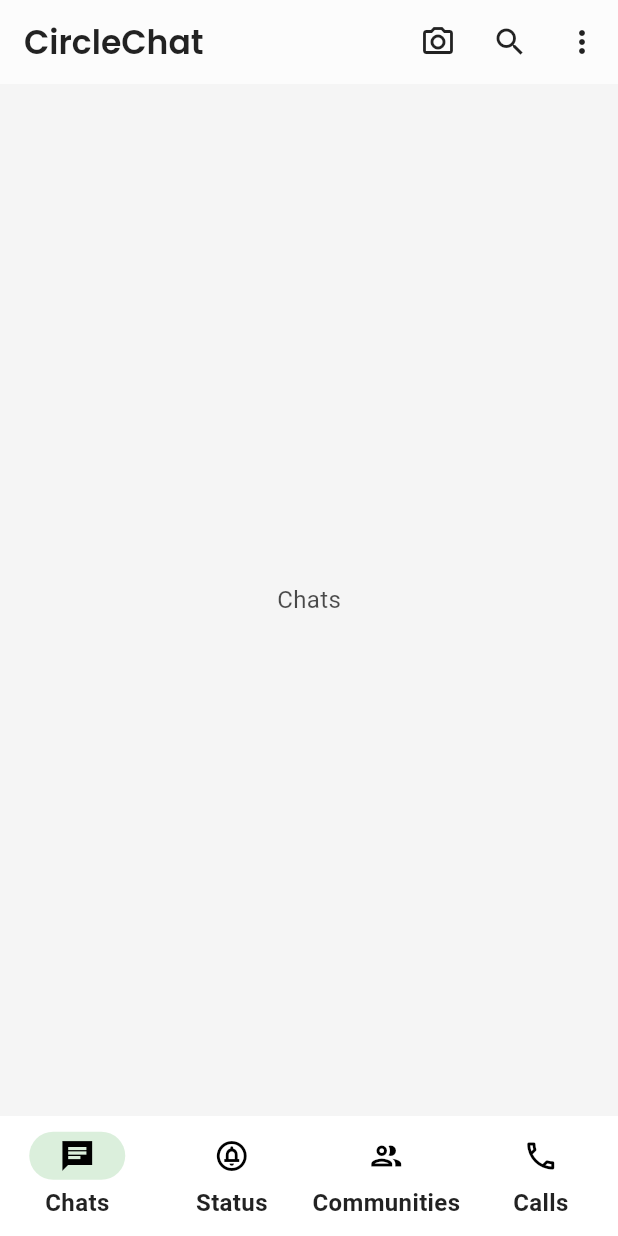
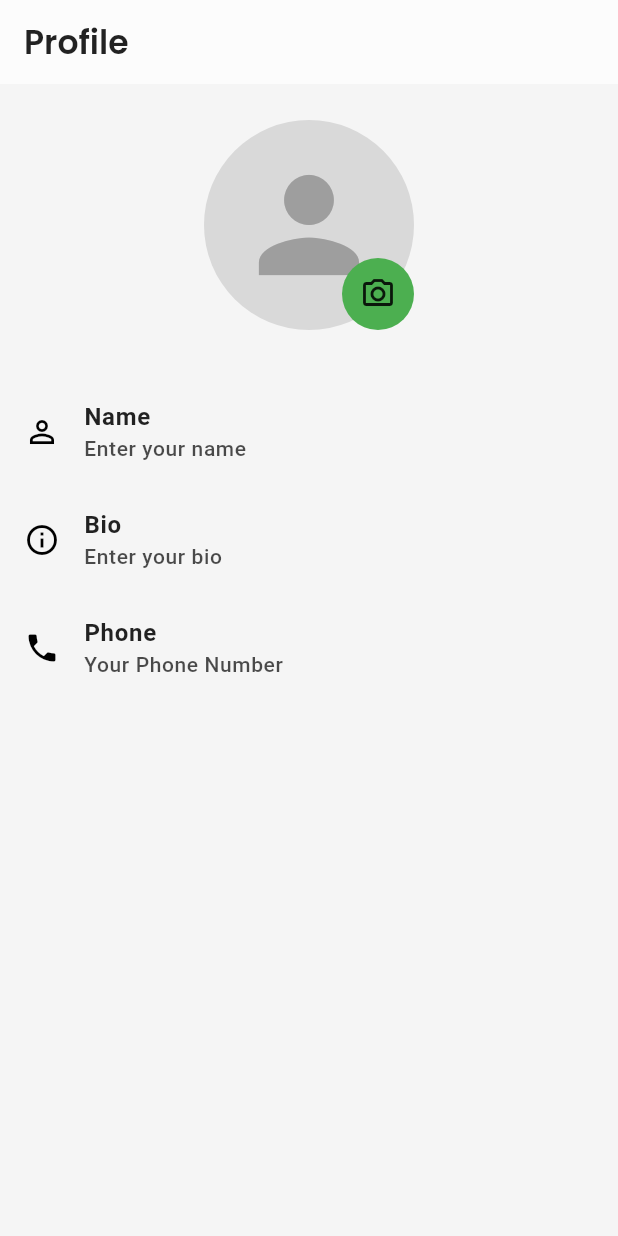
Before and after one commit to yabeye/circlechat_app, a Flutter app: the screen it shows after launch, on a phone screen of 412 x 824 dp. Run offline on Flutter 3.47's test engine with Material 3 defaults, Android fonts, the phone set to English and light mode, and no system bars; our stand-ins replace cloud_firestore, firebase_auth, firebase_core, firebase_storage, flutter_bloc, flutter_onboarding_slider and 9 more; accounts and stored records are empty.

Commit message:
Refactor app theme and navigation; add HomeAppBar and UIHelpers for better structure

```diff
--- a/lib/core/navigation/app_router.dart
+++ b/lib/core/navigation/app_router.dart
@@ -1,6 +1,7 @@
 import 'package:circlechat_app/presentation/screens/auth/otp_screen.dart';
 import 'package:circlechat_app/presentation/screens/auth/phone_auth_screen.dart';
 import 'package:circlechat_app/presentation/screens/home/home_screen.dart';
+import 'package:circlechat_app/presentation/screens/profile/edit_profile_screen.dart';
 import 'package:circlechat_app/presentation/screens/walkthrough/walkthrough_screen.dart';
 import 'package:go_router/go_router.dart';
 import 'package:circlechat_app/presentation/screens/splash/splash_screen.dart';
@@ -10,11 +11,12 @@ class AppRouter {
   static const String walkthrough = '/walkthrough';
   static const String phoneAuth = '/phone-auth';
   static const String otpAuth = '/otp-auth';
+  static const String editProfile = '/edit-profile';
   static const String home = '/';
   static const String chat = '/chat/:chatId';
 
   static GoRouter router = GoRouter(
-    initialLocation: home,
+    initialLocation: editProfile,
     routes: [
       GoRoute(
         path: splash,
@@ -31,6 +33,10 @@ class AppRouter {
       GoRoute(
         path: otpAuth,
         builder: (context, state) => const OtpScreen(),
+      ),
+      GoRoute(
+        path: editProfile,
+        builder: (context, state) => const EditProfileScreen(),
       ),
       GoRoute(
         path: home,
--- a/lib/core/theme/app_theme.dart
+++ b/lib/core/theme/app_theme.dart
@@ -20,12 +20,16 @@ ThemeData lightTheme = ThemeData(
       headlineLarge: const TextStyle(
         fontSize: 32,
         fontWeight: FontWeight.bold,
-        color: AppColors.textLight, // Or Colors.white, if that's what you want
+        color: AppColors.textLight,
       ),
       bodyMedium: TextStyle(
-        // Added this
         fontSize: 16,
-        color: AppColors.textLight.withOpacity(0.7), // Or Colors.white70
+        color: AppColors.textLight.withOpacity(0.7),
+      ),
+      bodySmall: TextStyle(
+        fontWeight: FontWeight.w500,
+        fontSize: 14,
+        color: AppColors.textLight.withOpacity(0.7),
       ),
     ),
   ),
--- a/lib/presentation/screens/home/home_screen.dart
+++ b/lib/presentation/screens/home/home_screen.dart
@@ -1,7 +1,7 @@
 import 'package:flutter/material.dart';
-import 'package:google_fonts/google_fonts.dart';
 
 import 'app_bottom_navigation_bar.dart';
+import 'home_app_bar.dart';
 
 class HomeScreen extends StatefulWidget {
   const HomeScreen({super.key});
@@ -47,60 +47,7 @@ class HomeScreenState extends State<HomeScreen> {
   @override
   Widget build(BuildContext context) {
     return Scaffold(
-      appBar: AppBar(
-        title: Text(
-          'CircleChat',
-          style: GoogleFonts.poppins(
-            fontWeight: FontWeight.w600,
-            color: Theme.of(context).textTheme.bodyLarge?.color,
-          ),
-        ),
-        actions: <Widget>[
-          IconButton(
-            icon: const Icon(Icons.camera_alt_outlined),
-            onPressed: () {},
-          ),
-          IconButton(
-            icon: const Icon(Icons.search_sharp),
-            onPressed: () {},
-          ),
-          PopupMenuButton<String>(
-            position: PopupMenuPosition.under,
-            offset: const Offset(0, kToolbarHeight * .2),
-            onSelected: (String result) {
-              switch (result) {
-                case 'New Group':
-                  break;
-                case 'New Community':
-                  break;
-                case 'Starred Messages':
-                  break;
-                case 'Settings':
-                  break;
-              }
-            },
-            itemBuilder: (BuildContext context) => <PopupMenuEntry<String>>[
-              const PopupMenuItem<String>(
-                value: 'New Group',
-                child: Text('New Group'),
-              ),
-              const PopupMenuItem<String>(
-                value: 'New Community',
-                child: Text('New Community'),
-              ),
-              const PopupMenuItem<String>(
-                value: 'Starred Messages',
-                child: Text('Starred Messages'),
-              ),
-              const PopupMenuItem<String>(
-                value: 'Settings',
-                child: Text('Settings'),
-              ),
-            ],
-            icon: const Icon(Icons.more_vert),
-          ),
-        ],
-      ),
+      appBar: const HomeAppBar(),
       body: PageView(
         controller: _pageController,
         onPageChanged: _onPageChanged,
--- /dev/null
+++ b/lib/presentation/screens/profile/edit_profile_screen.dart
@@ -0,0 +1,160 @@
+import 'package:circlechat_app/core/utils/ui_helpers.dart';
+import 'package:flutter/material.dart';
+import 'package:google_fonts/google_fonts.dart';
+import 'package:circlechat_app/core/theme/app_colors.dart';
+import 'package:image_picker/image_picker.dart';
+import 'dart:io';
+
+class EditProfileScreen extends StatefulWidget {
+  const EditProfileScreen({super.key});
+
+  @override
+  EditProfileScreenState createState() => EditProfileScreenState();
+}
+
+class EditProfileScreenState extends State<EditProfileScreen> {
+  String _name = '';
+  final _namePlaceholder = 'Enter your name';
+  String _bio = '';
+  final _bioPlaceholder = 'Enter your bio';
+  File? _profileImage;
+  final ImagePicker _picker = ImagePicker();
+
+  Future<void> _pickImage() async {
+    final pickedFile = await _picker.pickImage(source: ImageSource.gallery);
+    if (pickedFile != null) {
+      setState(() {
+        _profileImage = File(pickedFile.path);
+      });
+    }
+  }
+
+  @override
+  Widget build(BuildContext context) {
+    return Scaffold(
+      appBar: AppBar(
+        title: Text(
+          'Profile',
+          style: GoogleFonts.poppins(
+            fontWeight: FontWeight.w600,
+            color: Theme.of(context).textTheme.bodyLarge?.color,
+          ),
+        ),
+      ),
+      body: SingleChildScrollView(
+        padding: const EdgeInsets.symmetric(vertical: 24.0),
+        child: Column(
+          children: [
+            GestureDetector(
+              onTap: _pickImage,
+              child: Stack(
+                alignment: Alignment.bottomRight,
+                children: [
+                  CircleAvatar(
+                    radius: 70,
+                    backgroundColor: AppColors.disabled.withAlpha(128),
+                    backgroundImage: _profileImage != null
+                        ? FileImage(_profileImage!)
+                        : null,
+                    child: _profileImage == null
+                        ? const Icon(
+                            Icons.person,
+                            size: 100,
+                            color: Colors.grey,
+                          )
+                        : null,
+                  ),
+                  Container(
+                    decoration: const BoxDecoration(
+                      color: AppColors.primary,
+                      shape: BoxShape.circle,
+                    ),
+                    child: const Padding(
+                      padding: EdgeInsets.all(12.0),
+                      child: Icon(
+                        Icons.camera_alt_outlined,
+                      ),
+                    ),
+                  ),
+                ],
+              ),
+            ),
+            const SizedBox(height: 32),
+            ListTile(
+              leading: const Icon(Icons.person_outline),
+              title: Text(
+                'Name',
+                style: Theme.of(context).textTheme.bodyLarge?.copyWith(
+                      fontWeight: FontWeight.bold,
+                    ),
+              ),
+              subtitle: Text(
+                _name.isEmpty ? _namePlaceholder : _name,
+                style: Theme.of(context).textTheme.bodySmall,
+              ),
+              onTap: () => UIHelpers.showEditBottomSheet(
+                context,
+                'Name',
+                _name,
+                _namePlaceholder,
+                (value) {
+                  setState(() {
+                    _name = value;
+                  });
+                },
+              ),
+            ),
+            ListTile(
+              leading: const Icon(Icons.info_outline),
+              title: Text(
+                'Bio',
+                style: Theme.of(context).textTheme.bodyLarge?.copyWith(
+                      fontWeight: FontWeight.bold,
+                    ),
+              ),
+              subtitle: Text(
+                _bio.isEmpty ? _bioPlaceholder : _bio,
+                style: Theme.of(context).textTheme.bodySmall,
+              ),
+              onTap: () => UIHelpers.showEditBottomSheet(
+                context,
+                'Bio',
+                _bio,
+                _bioPlaceholder,
+                (value) {
+                  setState(() {
+                    _bio = value;
+                  });
+                },
+              ),
+            ),
+            ListTile(
+              leading: const Icon(Icons.phone),
+              title: Text(
+                'Phone',
+                style: Theme.of(context).textTheme.bodyLarge?.copyWith(
+                      fontWeight: FontWeight.bold,
+                    ),
+              ),
+              subtitle: Text(
+                'Your Phone Number',
+                style: Theme.of(context).textTheme.bodySmall,
+              ),
+              onTap: () => UIHelpers.showEditBottomSheet(
+                context,
+                'Phone',
+                'Your Phone Number',
+                'Enter your phone number',
+                (value) {
+                  setState(() {
+                    _bio = value;
+                  });
+                },
+              ),
+            ),
+          ],
+        ),
+      ),
+    );
+  }
+}
```
Also changed, not shown: lib/core/utils/ui_helpers.dart (added, +104 -0 lines), lib/presentation/screens/home/home_app_bar.dart (added, +67 -0 lines).
